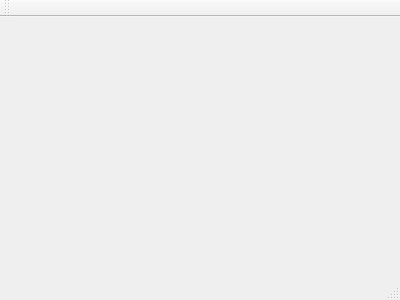
Above: AplikacjaPogodowa/mainwindow.ui from hizonglol/wds-2016 before the change. Below: the same form after it.
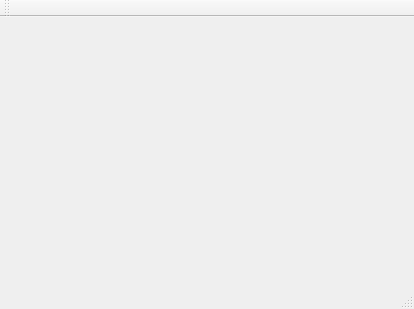
That is the form after the change.

```diff
--- a/AplikacjaPogodowa/mainwindow.ui
+++ b/AplikacjaPogodowa/mainwindow.ui
@@ -6,8 +6,8 @@
    <rect>
     <x>0</x>
     <y>0</y>
-    <width>400</width>
-    <height>300</height>
+    <width>414</width>
+    <height>309</height>
    </rect>
   </property>
   <property name="windowTitle">
```
Left out of the diff: 2 changed lines with no effect on the pictures.
